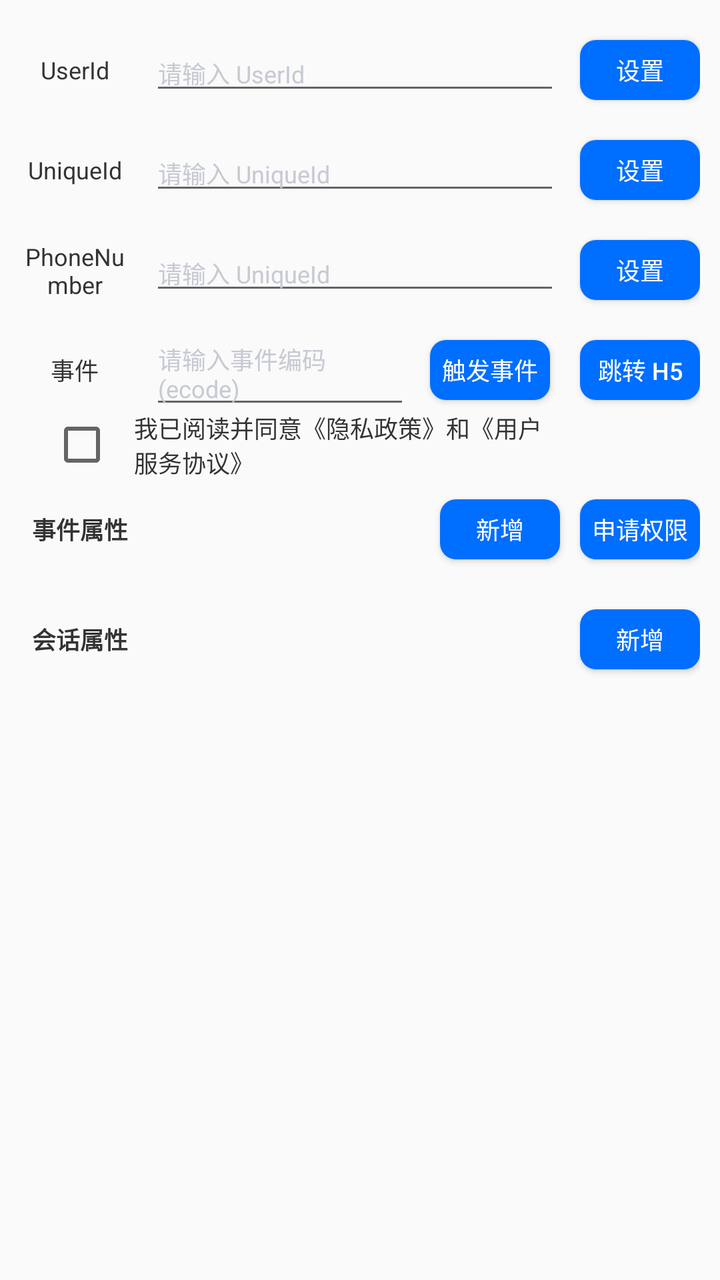
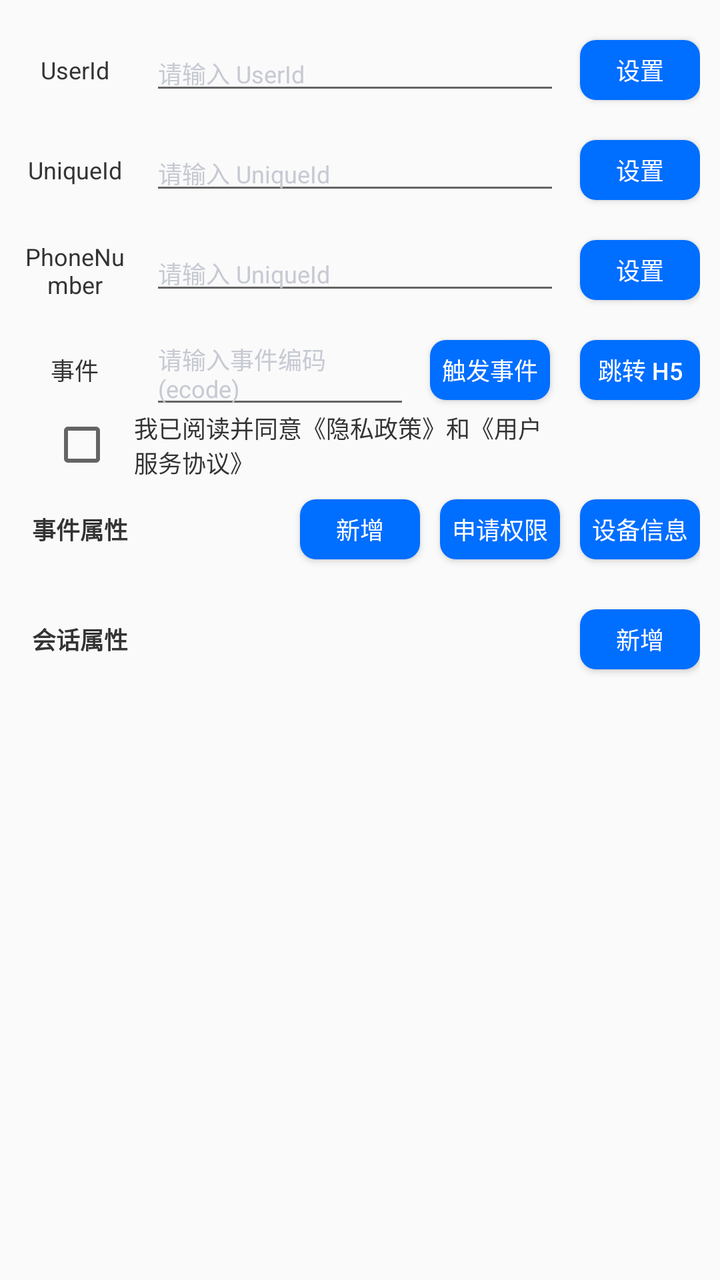

The first picture is an Android layout as it rendered before a commit; the second is the same layout after the commit. The layout source and the unified diff follow.
<!-- AndroidManifest.xml: application theme Theme.InsightInto -->
<!-- res/layout/activity_event.xml -->
<?xml version="1.0" encoding="utf-8"?>
<androidx.constraintlayout.widget.ConstraintLayout xmlns:android="http://schemas.android.com/apk/res/android"
    xmlns:app="http://schemas.android.com/apk/res-auto"
    android:layout_width="match_parent"
    android:layout_height="match_parent"
    android:padding="10dp">

    <TextView
        android:id="@+id/user_id_tv"
        android:layout_width="55dp"
        android:layout_height="30dp"
        android:layout_marginTop="10dp"
        android:gravity="center"
        android:text="UserId"
        android:textColor="@color/text_black_color"
        android:textSize="12sp"
        app:layout_constraintStart_toStartOf="parent"
        app:layout_constraintTop_toTopOf="parent" />

    <EditText
        android:id="@+id/user_id_et"
        android:layout_width="0dp"
        android:layout_height="wrap_content"
        android:layout_marginStart="10dp"
        android:layout_marginEnd="10dp"
        android:hint="请输入 UserId"
        android:maxLines="1"
        android:textSize="12sp"
        app:layout_constraintBottom_toBottomOf="@+id/user_id_tv"
        app:layout_constraintEnd_toStartOf="@+id/setting_user_id_btn"
        app:layout_constraintStart_toEndOf="@+id/user_id_tv"
        app:layout_constraintTop_toTopOf="@+id/user_id_tv" />

    <Button
        android:id="@+id/setting_user_id_btn"
        android:layout_width="60dp"
        android:layout_height="0dp"
        android:text="设置"
        android:textSize="12sp"
        app:layout_constraintBottom_toBottomOf="@+id/user_id_tv"
        app:layout_constraintEnd_toEndOf="parent"
        app:layout_constraintTop_toTopOf="@+id/user_id_tv" />

    <TextView
        android:id="@+id/unique_id_tv"
        android:layout_width="55dp"
        android:layout_height="30dp"
        android:layout_marginTop="20dp"
        android:gravity="center"
        android:text="UniqueId"
        android:textColor="@color/text_black_color"
        android:textSize="12sp"
        app:layout_constraintStart_toStartOf="parent"
        app:layout_constraintTop_toBottomOf="@+id/user_id_tv" />

    <EditText
        android:id="@+id/unique_id_et"
        android:layout_width="0dp"
        android:layout_height="wrap_content"
        android:layout_marginStart="10dp"
        android:layout_marginEnd="10dp"
        android:hint="请输入 UniqueId"
        android:maxLines="2"
        android:textSize="12sp"
        app:layout_constraintBottom_toBottomOf="@+id/unique_id_tv"
        app:layout_constraintEnd_toStartOf="@+id/setting_user_id_btn"
        app:layout_constraintStart_toEndOf="@+id/unique_id_tv"
        app:layout_constraintTop_toTopOf="@+id/unique_id_tv" />

    <Button
        android:id="@+id/setting_unique_id_btn"
        android:layout_width="60dp"
        android:layout_height="0dp"
        android:text="设置"
        android:textSize="12sp"
        app:layout_constraintBottom_toBottomOf="@+id/unique_id_tv"
        app:layout_constraintEnd_toEndOf="parent"
        app:layout_constraintTop_toTopOf="@+id/unique_id_tv" />

    <TextView
        android:id="@+id/phone_number_tv"
        android:layout_width="55dp"
        android:layout_height="30dp"
        android:layout_marginTop="20dp"
        android:gravity="center"
        android:text="PhoneNumber"
        android:textColor="@color/text_black_color"
        android:textSize="12sp"
        app:layout_constraintStart_toStartOf="parent"
        app:layout_constraintTop_toBottomOf="@+id/unique_id_tv" />

    <EditText
        android:id="@+id/phone_number_et"
        android:layout_width="0dp"
        android:layout_height="wrap_content"
        android:layout_marginStart="10dp"
        android:layout_marginEnd="10dp"
        android:hint="请输入 UniqueId"
        android:maxLines="2"
        android:textSize="12sp"
        app:layout_constraintBottom_toBottomOf="@+id/phone_number_tv"
        app:layout_constraintEnd_toStartOf="@+id/setting_user_id_btn"
        app:layout_constraintStart_toEndOf="@+id/phone_number_tv"
        app:layout_constraintTop_toTopOf="@+id/phone_number_tv" />

    <Button
        android:id="@+id/setting_phone_number_btn"
        android:layout_width="60dp"
        android:layout_height="0dp"
        android:text="设置"
        android:textSize="12sp"
        app:layout_constraintBottom_toBottomOf="@+id/phone_number_tv"
        app:layout_constraintEnd_toEndOf="parent"
        app:layout_constraintTop_toTopOf="@+id/phone_number_tv" />

    <TextView
        android:id="@+id/event_tv"
        android:layout_width="55dp"
        android:layout_height="30dp"
        android:layout_marginTop="20dp"
        android:gravity="center"
        android:text="事件"
        android:textColor="@color/text_black_color"
        android:textSize="12sp"
        app:layout_constraintStart_toStartOf="parent"
        app:layout_constraintTop_toBottomOf="@+id/phone_number_tv" />

    <EditText
        android:id="@+id/event_et"
        android:layout_width="0dp"
        android:layout_height="wrap_content"
        android:layout_marginStart="10dp"
        android:layout_marginEnd="10dp"
        android:hint="请输入事件编码(ecode)"
        android:maxLines="1"
        android:textSize="12sp"
        app:layout_constraintBottom_toBottomOf="@+id/event_tv"
        app:layout_constraintEnd_toStartOf="@+id/send_event_btn"
        app:layout_constraintStart_toEndOf="@+id/event_tv"
        app:layout_constraintTop_toTopOf="@+id/event_tv" />

    <Button
        android:id="@+id/send_event_btn"
        android:layout_width="60dp"
        android:layout_height="0dp"
        android:layout_marginEnd="15dp"
        android:text="触发事件"
        android:textSize="12sp"
        app:layout_constraintBottom_toBottomOf="@+id/event_tv"
        app:layout_constraintEnd_toStartOf="@id/forward_h5_btn"
        app:layout_constraintTop_toTopOf="@+id/event_tv" />

    <Button
        android:id="@+id/forward_h5_btn"
        android:layout_width="60dp"
        android:layout_height="0dp"
        android:text="跳转 H5"
        android:textSize="12sp"
        app:layout_constraintBottom_toBottomOf="@+id/event_tv"
        app:layout_constraintEnd_toEndOf="parent"
        app:layout_constraintTop_toTopOf="@+id/event_tv" />

    <CheckBox
        android:id="@+id/privacy_policy_cb"
        android:layout_width="0dp"
        android:layout_height="wrap_content"
        android:layout_marginStart="15dp"
        android:layout_marginTop="5dp"
        android:paddingStart="10dp"
        android:text="我已阅读并同意《隐私政策》和《用户服务协议》"
        android:textColor="@color/text_black_color"
        android:textSize="12sp"
        app:layout_constraintEnd_toEndOf="@+id/send_event_btn"
        app:layout_constraintStart_toStartOf="@+id/event_tv"
        app:layout_constraintTop_toBottomOf="@+id/event_tv" />

    <TextView
        android:id="@+id/event_properties_tv"
        android:layout_width="60dp"
        android:layout_height="30dp"
        android:layout_marginTop="10dp"
        android:gravity="center"
        android:text="事件属性"
        android:textColor="@color/text_black_color"
        android:textSize="12sp"
        android:textStyle="bold"
        app:layout_constraintStart_toStartOf="parent"
        app:layout_constraintTop_toBottomOf="@+id/privacy_policy_cb" />

    <Button
        android:id="@+id/request_permission_btn"
        android:layout_width="60dp"
        android:layout_height="30dp"
        android:text="申请权限"
        android:textSize="12sp"
        app:layout_constraintBottom_toBottomOf="@+id/event_properties_tv"
        app:layout_constraintEnd_toEndOf="parent"
        app:layout_constraintTop_toTopOf="@+id/event_properties_tv" />

    <Button
        android:id="@+id/event_properties_add_btn"
        android:layout_width="60dp"
        android:layout_height="30dp"
        android:layout_marginEnd="10dp"
        android:text="新增"
        android:textSize="12sp"
        app:layout_constraintBottom_toBottomOf="@+id/event_properties_tv"
        app:layout_constraintEnd_toStartOf="@+id/request_permission_btn"
        app:layout_constraintTop_toTopOf="@+id/event_properties_tv" />

    <androidx.recyclerview.widget.RecyclerView
        android:id="@+id/event_properties_recycler_view"
        android:layout_width="match_parent"
        android:layout_height="wrap_content"
        android:layout_marginTop="5dp"
        android:paddingStart="10dp"
        android:paddingEnd="10dp"
        app:layout_constraintTop_toBottomOf="@+id/event_properties_tv" />

    <TextView
        android:id="@+id/session_properties_tv"
        android:layout_width="60dp"
        android:layout_height="30dp"
        android:layout_marginTop="20dp"
        android:gravity="center"
        android:text="会话属性"
        android:textColor="@color/text_black_color"
        android:textSize="12sp"
        android:textStyle="bold"
        app:layout_constraintStart_toStartOf="parent"
        app:layout_constraintTop_toBottomOf="@+id/event_properties_recycler_view" />

    <Button
        android:id="@+id/session_properties_add_btn"
        android:layout_width="60dp"
        android:layout_height="30dp"
        android:text="新增"
        android:textSize="12sp"
        app:layout_constraintBottom_toBottomOf="@+id/session_properties_tv"
        app:layout_constraintEnd_toEndOf="parent"
        app:layout_constraintTop_toTopOf="@+id/session_properties_tv" />

    <androidx.recyclerview.widget.RecyclerView
        android:id="@+id/session_properties_recycler_view"
        android:layout_width="match_parent"
        android:layout_height="wrap_content"
        android:layout_marginTop="5dp"
        android:paddingStart="10dp"
        android:paddingEnd="10dp"
        app:layout_constraintTop_toBottomOf="@+id/session_properties_tv" />


</androidx.constraintlayout.widget.ConstraintLayout>
<!-- resources referenced by this layout -->
<resources>
  <color name="text_black_color">#FF333333</color>
  <style name="Theme.InsightInto" parent="Theme.AppCompat.Light.NoActionBar">
          <item name="colorPrimary">@color/colorPrimary</item>
          <item name="colorPrimaryDark">@color/colorPrimaryDark</item>
          <item name="android:textSize">16.0sp</item>
          <item name="android:textColorHint">@color/text_hint_color</item>
          <item name="android:textColor">@color/text_gray_color</item>
          <item name="android:windowDisablePreview">true</item>
          <item name="buttonStyle">@style/CustomButtonStyle</item>
      </style>
  <color name="colorPrimary">#FF006EFF</color>
  <color name="colorPrimaryDark">#015CF8</color>
  <color name="text_hint_color">#FFC7CAD3</color>
  <color name="text_gray_color">#FF8E94A7</color>
  <style name="CustomButtonStyle" parent="Base.Widget.AppCompat.Button">
          <item name="android:textColor">@color/white</item>
          <item name="android:textSize">14sp</item>
          <item name="android:background">@drawable/bg_normal_btn</item>
      </style>
  <color name="white">#FFFFFFFF</color>
  <!-- drawable bg_normal_btn (drawable) -->
  <?xml version="1.0" encoding="utf-8"?>
  <selector xmlns:android="http://schemas.android.com/apk/res/android">
      <item android:state_enabled="false">
          <shape>
              <corners android:radius="8dp" />
              <solid android:color="@color/unenable_gray" />
          </shape>
      </item>
      <item android:state_enabled="true">
          <shape>
              <corners android:radius="8dp" />
              <solid android:color="@color/colorPrimary" />
          </shape>
      </item>
      <item>
          <shape>
              <corners android:radius="8dp" />
              <solid android:color="@color/colorPrimary" />
          </shape>
      </item>
  </selector>
  <color name="unenable_gray">#D9DADD</color>
</resources>

<!-- the commit's change to res/layout/activity_event.xml (unified diff, before → after) -->
@@ -191,7 +191,18 @@
         android:id="@+id/request_permission_btn"
         android:layout_width="60dp"
         android:layout_height="30dp"
+        android:layout_marginEnd="10dp"
         android:text="申请权限"
+        android:textSize="12sp"
+        app:layout_constraintBottom_toBottomOf="@+id/event_properties_tv"
+        app:layout_constraintEnd_toStartOf="@+id/device_info_btn"
+        app:layout_constraintTop_toTopOf="@+id/event_properties_tv" />
+
+    <Button
+        android:id="@+id/device_info_btn"
+        android:layout_width="60dp"
+        android:layout_height="30dp"
+        android:text="设备信息"
         android:textSize="12sp"
         app:layout_constraintBottom_toBottomOf="@+id/event_properties_tv"
         app:layout_constraintEnd_toEndOf="parent"
